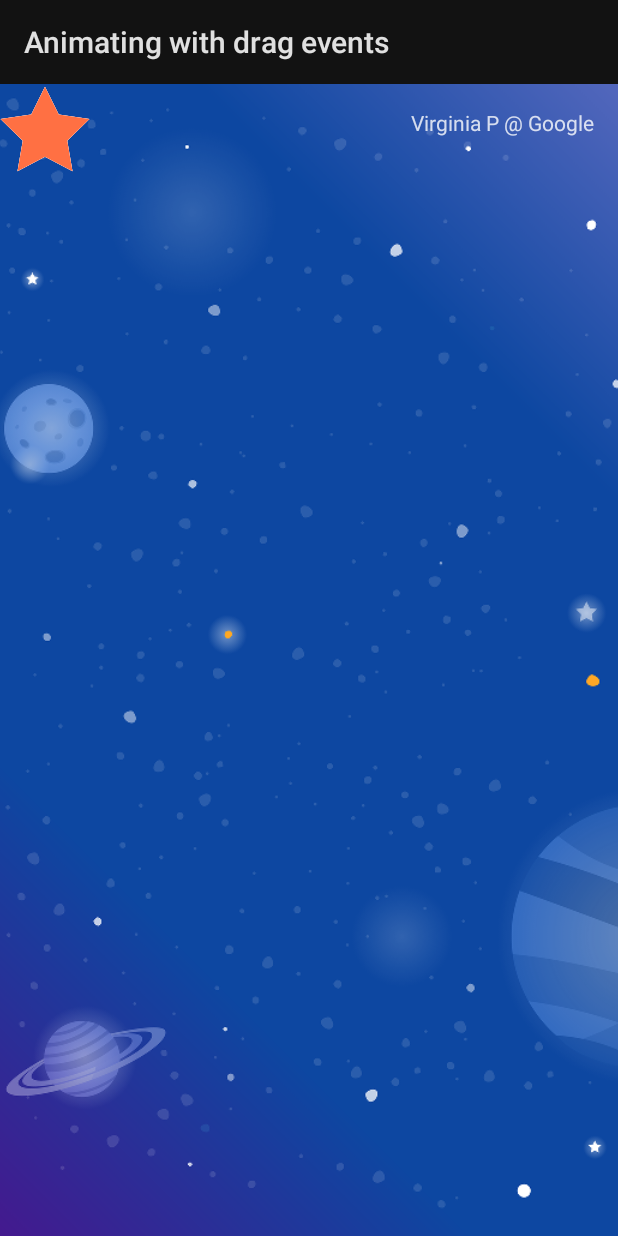
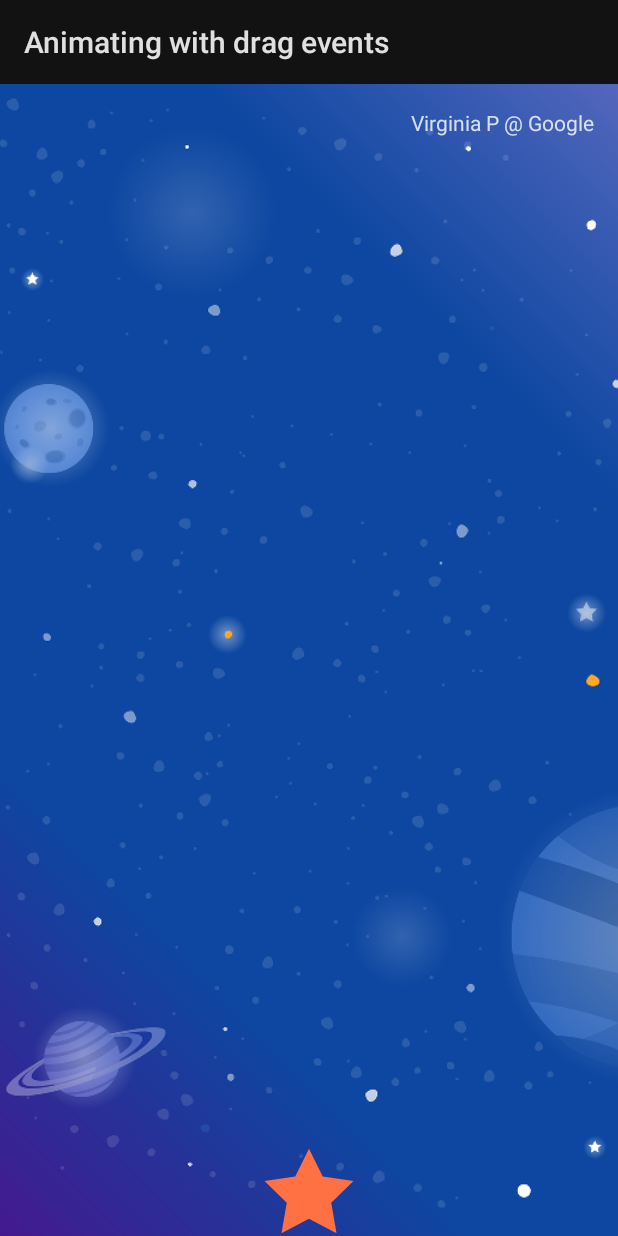
Before and after one commit to robertgiteiyopeso/motionlayout-start, an Android app: the Step2Activity screen opened directly, with no data from a screen before it, on a phone screen of 412 x 824 dp. Run offline under Robolectric (Android 15) with nearby library versions, the phone set to English and light mode, and no system bars.

Commit message:
Animate step 2

```diff
--- a/app/src/main/res/xml/step2.xml
+++ b/app/src/main/res/xml/step2.xml
@@ -21,16 +21,61 @@
     <Transition
             motion:constraintSetStart="@+id/start"
             motion:constraintSetEnd="@+id/end">
-        <!-- TODO add OnSwipe tag -->
+        <OnSwipe motion:touchAnchorId="@id/red_star" />
     </Transition>
 
     <!-- Constraints to apply at the start of the animation -->
     <ConstraintSet android:id="@+id/start">
-        <!-- TODO apply starting constraints -->
+        <Constraint
+            android:id="@+id/left_star"
+            android:layout_width="wrap_content"
+            android:layout_height="wrap_content"
+            android:alpha="0.0"
+            motion:layout_constraintStart_toStartOf="parent"
+            motion:layout_constraintEnd_toEndOf="parent"
+            motion:layout_constraintBottom_toBottomOf="parent" />
+        <Constraint
+            android:id="@+id/right_star"
+            android:layout_width="wrap_content"
+            android:layout_height="wrap_content"
+            android:alpha="0.0"
+            motion:layout_constraintStart_toStartOf="parent"
+            motion:layout_constraintEnd_toEndOf="parent"
+            motion:layout_constraintBottom_toBottomOf="parent" />
+        <Constraint
+            android:id="@+id/red_star"
+            android:layout_width="wrap_content"
+            android:layout_height="wrap_content"
+            motion:layout_constraintStart_toStartOf="parent"
+            motion:layout_constraintEnd_toEndOf="parent"
+            motion:layout_constraintBottom_toBottomOf="parent" />
     </ConstraintSet>
 
     <!-- Constraints to apply at the end of the animation -->
     <ConstraintSet android:id="@+id/end">
-        <!-- TODO apply ending constraints -->
+        <Constraint
+            android:id="@+id/left_star"
+            android:layout_width="wrap_content"
+            android:layout_height="wrap_content"
+            android:alpha="1.0"
+            motion:layout_constraintHorizontal_chainStyle="packed"
+            motion:layout_constraintStart_toStartOf="parent"
+            motion:layout_constraintEnd_toStartOf="@id/red_star"
+            motion:layout_constraintTop_toBottomOf="@id/credits"/>
+        <Constraint
+            android:id="@+id/red_star"
+            android:layout_width="wrap_content"
+            android:layout_height="wrap_content"
+            motion:layout_constraintStart_toEndOf="@id/left_star"
+            motion:layout_constraintEnd_toStartOf="@id/right_star"
+            motion:layout_constraintTop_toBottomOf="@id/credits" />
+        <Constraint
+            android:id="@+id/right_star"
+            android:layout_width="wrap_content"
+            android:layout_height="wrap_content"
+            android:alpha="1.0"
+            motion:layout_constraintStart_toEndOf="@id/red_star"
+            motion:layout_constraintEnd_toEndOf="parent"
+            motion:layout_constraintTop_toBottomOf="@id/credits" />
     </ConstraintSet>
 </MotionScene>
```
